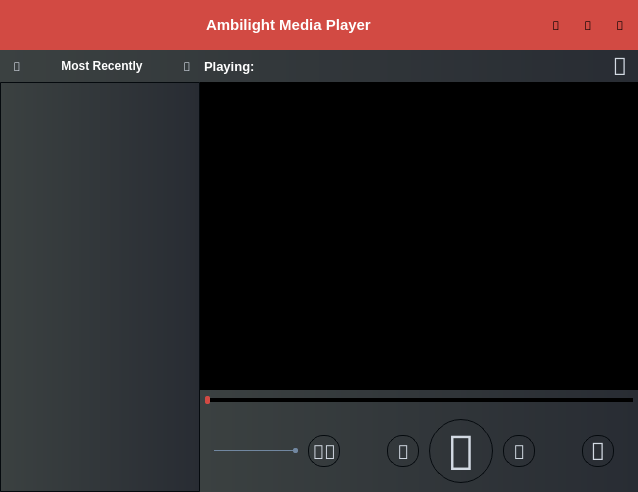
First picture: the form in src/Settings/ALPlayer.ui, repository CankayaUniversity/ceng-407-408-2021-2022-Ambilight-Media-Player, before the edit.
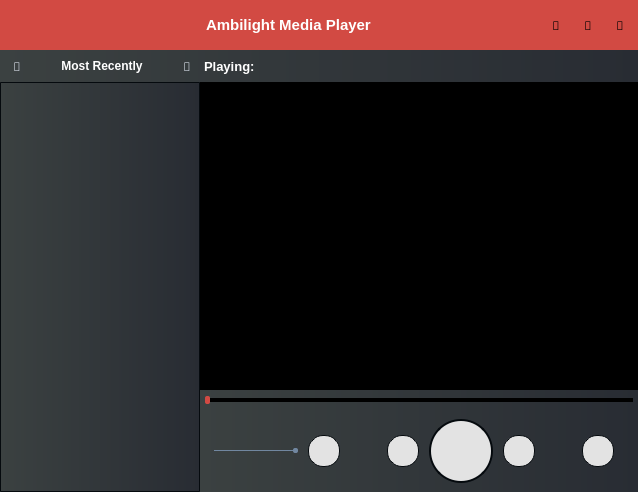
Second picture: the form after the edit. Icons and pictures are not drawn.

What changed in the file:
```diff
--- a/src/Settings/ALPlayer.ui
+++ b/src/Settings/ALPlayer.ui
@@ -846,7 +846,13 @@
 }</string>
                </property>
                <property name="text">
-                <string></string>
+                <string/>
+               </property>
+               <property name="iconSize">
+                <size>
+                 <width>24</width>
+                 <height>24</height>
+                </size>
                </property>
               </widget>
              </item>
@@ -1183,8 +1189,7 @@
 	border-radius:15px;
 	color: #d3dae3;
 	padding: 2px;
-	
-	background-color: transparent;
+	background-color: rgb(227, 227, 227);
 }
 QPushButton::default{
 	border-style: solid;
@@ -1193,7 +1198,7 @@
 	border-radius: 15px;
 	color: #FFFFFF;
 	padding: 2px;
-	background-color: transparent;
+	background-color: rgb(227, 227, 227);
 }
 QPushButton:hover{
 	border-style: solid;
@@ -1219,7 +1224,13 @@
 }</string>
                           </property>
                           <property name="text">
-                           <string></string>
+                           <string/>
+                          </property>
+                          <property name="iconSize">
+                           <size>
+                            <width>24</width>
+                            <height>24</height>
+                           </size>
                           </property>
                           <property name="checkable">
                            <bool>false</bool>
@@ -1273,8 +1284,7 @@
 	border-radius:15px;
 	color: #d3dae3;
 	padding: 2px;
-	
-	background-color: transparent;
+	background-color: rgb(227, 227, 227);
 }
 QPushButton::default{
 	border-style: solid;
@@ -1283,7 +1293,7 @@
 	border-radius: 15px;
 	color: #FFFFFF;
 	padding: 2px;
-	background-color: transparent;
+	background-color: rgb(227, 227, 227);
 }
 QPushButton:hover{
 	border-style: solid;
@@ -1309,7 +1319,13 @@
 }</string>
                           </property>
                           <property name="text">
-                           <string></string>
+                           <string/>
+                          </property>
+                          <property name="iconSize">
+                           <size>
+                            <width>24</width>
+                            <height>24</height>
+                           </size>
                           </property>
                          </widget>
                         </item>
@@ -1359,21 +1375,21 @@
                            <string notr="true">QPushButton{
 	border-style: solid;
 	border-color: #050a0e;
-	border-width: 1px;
+	border-width: 2px;
 	border-radius:32px;
 	color: #d3dae3;
 	padding: 2px;
+	background-color: rgb(227, 227, 227);
 	
-	background-color: transparent;
 }
 QPushButton::default{
 	border-style: solid;
 	border-color: #050a0e;
-	border-width: 1px;
+	border-width: 2px;
 	border-radius: 32px;
 	color: #FFFFFF;
 	padding: 2px;
-	background-color: transparent;
+	background-color: rgb(227, 227, 227);
 }
 QPushButton:hover{
 	border-style: solid;
@@ -1399,7 +1415,13 @@
 }</string>
                           </property>
                           <property name="text">
-                           <string></string>
+                           <string/>
+                          </property>
+                          <property name="iconSize">
+                           <size>
+                            <width>128</width>
+                            <height>128</height>
+                           </size>
                           </property>
                           <property name="checkable">
                            <bool>true</bool>
@@ -1456,8 +1478,7 @@
 	border-radius:15px;
 	color: #d3dae3;
 	padding: 2px;
-	
-	background-color: transparent;
+	background-color: rgb(227, 227, 227);
 }
 QPushButton::default{
 	border-style: solid;
@@ -1466,7 +1487,7 @@
 	border-radius: 15px;
 	color: #FFFFFF;
 	padding: 2px;
-	background-color: transparent;
+	background-color: rgb(227, 227, 227);
 }
 QPushButton:hover{
 	border-style: solid;
@@ -1492,7 +1513,13 @@
 }</string>
                           </property>
                           <property name="text">
-                           <string></string>
+                           <string/>
+                          </property>
+                          <property name="iconSize">
+                           <size>
+                            <width>24</width>
+                            <height>24</height>
+                           </size>
                           </property>
                          </widget>
                         </item>
@@ -1543,8 +1570,7 @@
 	border-radius:15px;
 	color: #d3dae3;
 	padding: 2px;
-	
-	background-color: transparent;
+	background-color: rgb(227, 227, 227);
 }
 QPushButton::default{
 	border-style: solid;
@@ -1553,7 +1579,7 @@
 	border-radius: 15px;
 	color: #FFFFFF;
 	padding: 2px;
-	background-color: transparent;
+	background-color: rgb(227, 227, 227);
 }
 QPushButton:hover{
 	border-style: solid;
@@ -1579,7 +1605,13 @@
 }</string>
                           </property>
                           <property name="text">
-                           <string></string>
+                           <string/>
+                          </property>
+                          <property name="iconSize">
+                           <size>
+                            <width>16</width>
+                            <height>16</height>
+                           </size>
                           </property>
                          </widget>
                         </item>
```
Left out of the diff: 50 changed lines with no effect on the pictures.
